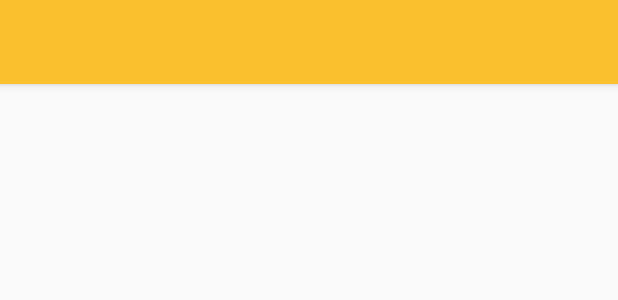
After one commit to hyota/AsciiArtBoardReader, an Android app: the layout app_bar_main.xml on its own in the app's theme, with its tools: preview values and no code run, on a phone screen of 412 x 824 dp. The commit adds this screen. Shown: the top 300 px of the screen. Run offline under Robolectric (Android 15) with nearby library versions, the phone set to English and light mode, and no system bars.

Commit message:
・ナビゲーションドロワー追加

```diff
--- a/app/build.gradle
+++ b/app/build.gradle
@@ -26,6 +26,9 @@ dependencies {
     implementation fileTree(dir: 'libs', include: ['*.jar'])
     implementation 'androidx.appcompat:appcompat:1.0.2'
     implementation 'androidx.constraintlayout:constraintlayout:1.1.3'
+    implementation 'androidx.coordinatorlayout:coordinatorlayout:1.0.0'
+    implementation 'androidx.drawerlayout:drawerlayout:1.0.0'
+
     testImplementation 'junit:junit:4.12'
     androidTestImplementation 'androidx.test:runner:1.2.0'
     androidTestImplementation 'androidx.test.espresso:espresso-core:3.2.0'
--- a/app/src/main/AndroidManifest.xml
+++ b/app/src/main/AndroidManifest.xml
@@ -10,7 +10,9 @@
         android:roundIcon="@mipmap/ic_launcher_round"
         android:supportsRtl="true"
         android:theme="@style/AppTheme">
-        <activity android:name=".presentation.main.MainActivity">
+        <activity
+            android:name=".presentation.main.MainActivity"
+            android:theme="@style/AppTheme.NoActionBar">
             <intent-filter>
                 <action android:name="android.intent.action.MAIN" />
 
--- a/app/src/main/java/com/github/hyota/asciiartboardreader/presentation/main/MainPresenter.java
+++ /dev/null
@@ -1,4 +0,0 @@
-package com.github.hyota.asciiartboardreader.presentation.main;
-
-public interface MainPresenter {
-}
--- a/app/src/main/java/com/github/hyota/asciiartboardreader/presentation/main/MainPresenterImpl.java
+++ b/app/src/main/java/com/github/hyota/asciiartboardreader/presentation/main/MainPresenterImpl.java
@@ -6,13 +6,13 @@ import javax.annotation.Nonnull;
 import javax.inject.Inject;
 
 @ActivityScope
-public class MainPresenterImpl implements MainPresenter {
+public class MainPresenterImpl implements MainContract.Presenter {
 
     @Nonnull
-    private MainView view;
+    private MainContract.View view;
 
     @Inject
-    public MainPresenterImpl(@Nonnull MainView view) {
+    public MainPresenterImpl(@Nonnull MainContract.View view) {
         this.view = view;
     }
 
--- a/app/src/main/java/com/github/hyota/asciiartboardreader/presentation/main/MainView.java
+++ /dev/null
@@ -1,4 +0,0 @@
-package com.github.hyota.asciiartboardreader.presentation.main;
-
-public interface MainView {
-}
--- /dev/null
+++ b/app/src/main/res/layout/app_bar_main.xml
@@ -0,0 +1,34 @@
+<?xml version="1.0" encoding="utf-8"?>
+<androidx.coordinatorlayout.widget.CoordinatorLayout xmlns:android="http://schemas.android.com/apk/res/android"
+    xmlns:app="http://schemas.android.com/apk/res-auto"
+    xmlns:tools="http://schemas.android.com/tools"
+    android:layout_width="match_parent"
+    android:layout_height="match_parent"
+    tools:context=".presentation.main.MainActivity">
+
+    <com.google.android.material.appbar.AppBarLayout
+        android:layout_width="match_parent"
+        android:layout_height="wrap_content"
+        android:theme="@style/AppTheme.AppBarOverlay">
+
+        <androidx.appcompat.widget.Toolbar
+            android:id="@+id/toolbar"
+            android:layout_width="match_parent"
+            android:layout_height="?attr/actionBarSize"
+            android:background="?attr/colorPrimary"
+            app:layout_scrollFlags="scroll|enterAlways"
+            app:popupTheme="@style/AppTheme.PopupOverlay" />
+
+    </com.google.android.material.appbar.AppBarLayout>
+
+    <include layout="@layout/content_main" />
+
+    <!--<android.support.design.widget.FloatingActionButton-->
+    <!--android:id="@+id/fab"-->
+    <!--android:layout_width="wrap_content"-->
+    <!--android:layout_height="wrap_content"-->
+    <!--android:layout_gravity="bottom|end"-->
+    <!--android:layout_margin="@dimen/fab_margin"-->
+    <!--app:srcCompat="@android:drawable/ic_dialog_email" />-->
+
+</androidx.coordinatorlayout.widget.CoordinatorLayout>
--- /dev/null
+++ b/app/src/main/res/layout/content_main.xml
@@ -0,0 +1,16 @@
+<?xml version="1.0" encoding="utf-8"?>
+<androidx.constraintlayout.widget.ConstraintLayout xmlns:android="http://schemas.android.com/apk/res/android"
+    xmlns:app="http://schemas.android.com/apk/res-auto"
+    xmlns:tools="http://schemas.android.com/tools"
+    android:layout_width="match_parent"
+    android:layout_height="match_parent"
+    app:layout_behavior="@string/appbar_scrolling_view_behavior"
+    tools:context=".presentation.main.MainActivity"
+    tools:showIn="@layout/app_bar_main">
+
+    <FrameLayout
+        android:id="@+id/container"
+        android:layout_width="match_parent"
+        android:layout_height="match_parent" />
+
+</androidx.constraintlayout.widget.ConstraintLayout>
--- a/app/src/main/res/values/colors.xml
+++ b/app/src/main/res/values/colors.xml
@@ -1,6 +1,6 @@
 <?xml version="1.0" encoding="utf-8"?>
 <resources>
-    <color name="colorPrimary">#008577</color>
-    <color name="colorPrimaryDark">#00574B</color>
-    <color name="colorAccent">#D81B60</color>
+    <color name="colorPrimary">#FBC02D</color>
+    <color name="colorPrimaryDark">#FFA000</color>
+    <color name="colorAccent">#FF4081</color>
 </resources>
--- a/app/src/main/res/values/styles.xml
+++ b/app/src/main/res/values/styles.xml
@@ -8,4 +8,13 @@
         <item name="colorAccent">@color/colorAccent</item>
     </style>
 
+    <style name="AppTheme.NoActionBar">
+        <item name="windowActionBar">false</item>
+        <item name="windowNoTitle">true</item>
+    </style>
+
+    <style name="AppTheme.AppBarOverlay" parent="ThemeOverlay.AppCompat.Dark.ActionBar" />
+
+    <style name="AppTheme.PopupOverlay" parent="ThemeOverlay.AppCompat.Light" />
+
 </resources>
```
Also changed, not shown: app/src/main/java/com/github/hyota/asciiartboardreader/di/MainActivityModule.java (+3 -4 lines), app/src/main/java/com/github/hyota/asciiartboardreader/presentation/main/MainActivity.java (+109 -2 lines), app/src/main/java/com/github/hyota/asciiartboardreader/presentation/main/MainContract.java (added, +13 -0 lines), app/src/main/res/drawable/side_nav_bar.xml (added, +9 -0 lines), app/src/main/res/layout/activity_main.xml (+17 -10 lines), app/src/main/res/layout/nav_header_main.xml (added, +36 -0 lines), app/src/main/res/menu/activity_main_drawer.xml (added, +38 -0 lines), app/src/main/res/menu/main.xml (added, +9 -0 lines), app/src/main/res/values/dimens.xml (added, +9 -0 lines), app/src/main/res/values/strings.xml (+22 -0 lines).
